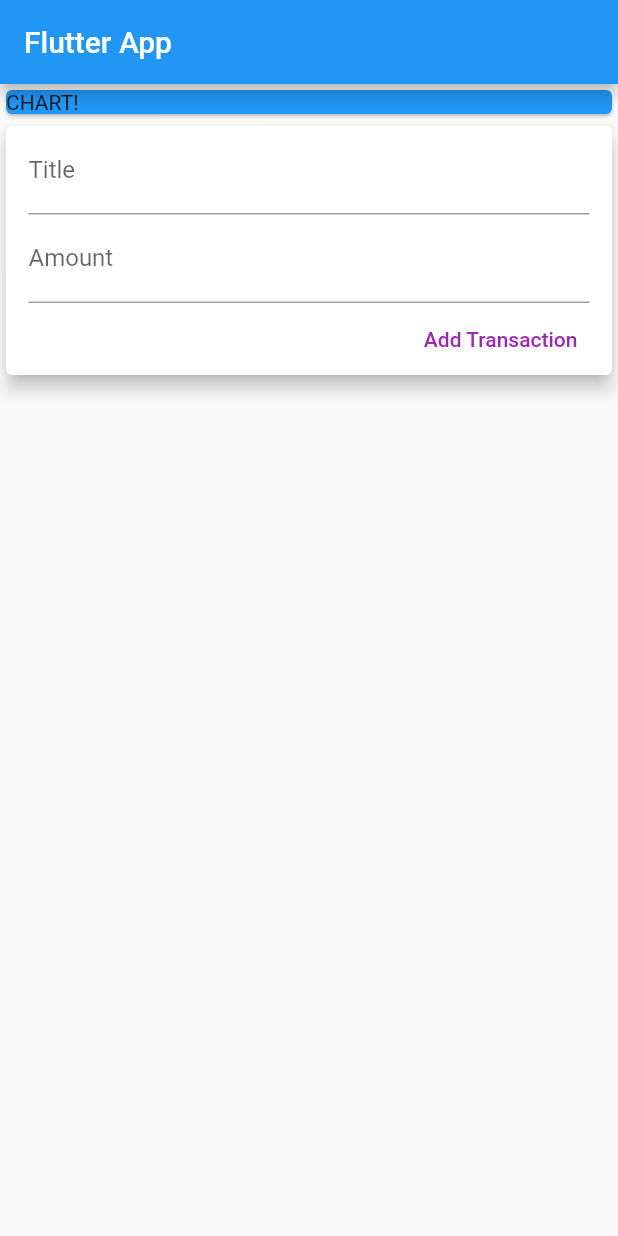
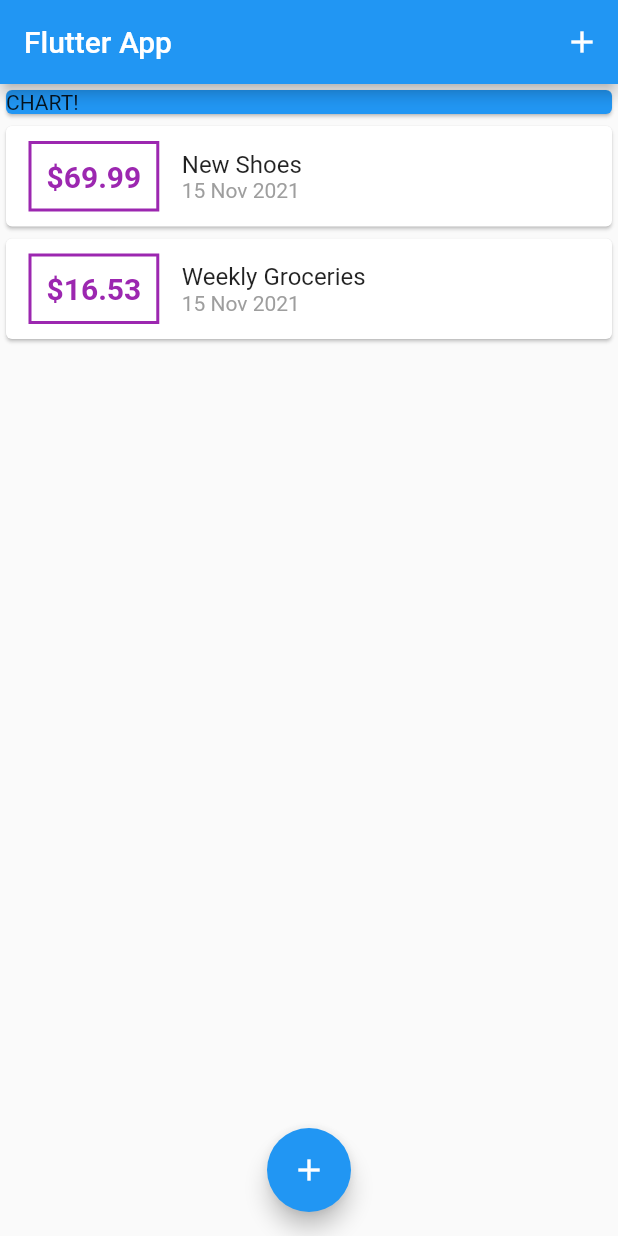
Before and after one commit to LodewykRoux/personal_Expenses, a Flutter app: the screen it shows after launch, on a phone screen of 412 x 824 dp. Run offline on Flutter 3.47's test engine with Material 2 defaults, Android fonts, the phone set to English and light mode, and no system bars.

Commit message:
added bottom modal sheet for adding transactions

```diff
--- a/lib/main.dart
+++ b/lib/main.dart
@@ -1,6 +1,7 @@
 import 'package:flutter/material.dart';
 import 'package:personal_expenses/models/transaction.dart';
-import 'package:personal_expenses/widgets/user_transactions.dart';
+import 'package:personal_expenses/widgets/new_transaction.dart';
+import 'package:personal_expenses/widgets/transaction_list.dart';
 
 void main() => runApp(const MyApp());
 
@@ -15,18 +16,66 @@ class MyApp extends StatelessWidget {
   }
 }
 
-class MyHomePage extends StatelessWidget {
+class MyHomePage extends StatefulWidget {
   MyHomePage({Key? key}) : super(key: key);
 
-  final List<Transaction> transactions = [];
+  @override
+  State<MyHomePage> createState() => _MyHomePageState();
+}
+
+class _MyHomePageState extends State<MyHomePage> {
+  final List<Transaction> _userTransactions = [
+    Transaction(
+      id: 't1',
+      title: 'New Shoes',
+      amount: 69.99,
+      date: DateTime.now(),
+    ),
+    Transaction(
+      id: 't2',
+      title: 'Weekly Groceries',
+      amount: 16.53,
+      date: DateTime.now(),
+    ),
+  ];
+
+  void _addNewTransaction(String title, double amount) {
+    final newTrans = Transaction(
+        id: DateTime.now().toString(),
+        title: title,
+        amount: amount,
+        date: DateTime.now());
+    setState(() {
+      _userTransactions.add(newTrans);
+    });
+  }
+
+  void startAddNewTransaction(BuildContext context) {
+    showModalBottomSheet(
+      context: context,
+      builder: (context) {
+        return GestureDetector(
+          child: NewTransaction(addTx: _addNewTransaction),
+          onTap: null,
+          behavior: HitTestBehavior.opaque,
+        );
+      },
+    );
+  }
 
   @override
   Widget build(BuildContext context) {
     return Scaffold(
       appBar: AppBar(
         title: const Text('Flutter App'),
+        actions: [
+          IconButton(
+              onPressed: () => startAddNewTransaction(context),
+              icon: const Icon(Icons.add))
+        ],
       ),
-      body: Column(
+      body: SingleChildScrollView(
+        child: Column(
           children: [
             Card(
               color: Colors.blue,
@@ -35,8 +84,16 @@ class MyHomePage extends StatelessWidget {
                 child: const Text('CHART!'),
               ),
             ),
-          const UserTransactions(),
+            TransactionList(
+              transactions: _userTransactions,
+            ),
           ],
+        ),
+      ),
+      floatingActionButtonLocation: FloatingActionButtonLocation.centerFloat,
+      floatingActionButton: FloatingActionButton(
+        onPressed: () => startAddNewTransaction(context),
+        child: const Icon(Icons.add),
       ),
     );
   }
--- a/lib/widgets/transaction_list.dart
+++ b/lib/widgets/transaction_list.dart
@@ -3,19 +3,22 @@ import 'package:intl/intl.dart';
 import 'package:personal_expenses/models/transaction.dart';
 
 class TransactionList extends StatelessWidget {
-  final List<Transaction> list = [];
-  TransactionList(list, {Key? key}) : super(key: key);
+  final List<Transaction> transactions;
+  const TransactionList({Key? key, required this.transactions})
+      : super(key: key);
 
   @override
   Widget build(BuildContext context) {
-    return Column(
-      children: list
-          .map((tx) => Card(
+    return SizedBox(
+      height: 300,
+      child: ListView.builder(
+        itemBuilder: (context, index) {
+          return Card(
             child: Row(
               children: [
                 Container(
-                      margin: const EdgeInsets.symmetric(
-                          vertical: 10, horizontal: 15),
+                  margin:
+                      const EdgeInsets.symmetric(vertical: 10, horizontal: 15),
                   decoration: BoxDecoration(
                     border: Border.all(
                       color: Colors.purple,
@@ -24,7 +27,7 @@ class TransactionList extends StatelessWidget {
                   ),
                   padding: const EdgeInsets.all(10),
                   child: Text(
-                        '\$${tx.amount}',
+                    '\$${transactions[index].amount.toStringAsFixed(2)}',
                     style: const TextStyle(
                         fontWeight: FontWeight.bold,
                         fontSize: 20,
@@ -35,14 +38,15 @@ class TransactionList extends StatelessWidget {
                   crossAxisAlignment: CrossAxisAlignment.start,
                   children: [
                     Text(
-                          tx.title,
+                      transactions[index].title,
                       style: const TextStyle(
                         fontSize: 16,
                         fontWeight: FontWeight.w400,
                       ),
                     ),
                     Text(
-                          DateFormat('dd MMM yyyy').format(tx.date),
+                      DateFormat('dd MMM yyyy')
+                          .format(transactions[index].date),
                       style: const TextStyle(
                         color: Colors.grey,
                       ),
@@ -51,8 +55,10 @@ class TransactionList extends StatelessWidget {
                 )
               ],
             ),
-              ))
-          .toList(),
+          );
+        },
+        itemCount: transactions.length,
+      ),
     );
   }
 }
--- a/lib/widgets/user_transactions.dart
+++ /dev/null
@@ -1,49 +0,0 @@
-import 'package:flutter/material.dart';
-import 'package:personal_expenses/models/transaction.dart';
-import 'package:personal_expenses/widgets/new_transaction.dart';
-import 'package:personal_expenses/widgets/transaction_list.dart';
-
-class UserTransactions extends StatefulWidget {
-  const UserTransactions({Key? key}) : super(key: key);
-
-  @override
-  _UserTransactionsState createState() => _UserTransactionsState();
-}
-
-class _UserTransactionsState extends State<UserTransactions> {
-  final List<Transaction> _userTransactions = [
-    Transaction(
-      id: 't1',
-      title: 'New Shoes',
-      amount: 69.99,
-      date: DateTime.now(),
-    ),
-    Transaction(
-      id: 't2',
-      title: 'Weekly Groceries',
-      amount: 16.53,
-      date: DateTime.now(),
-    ),
-  ];
-
-  void _addNewTransaction(String title, double amount) {
-    final newTrans = Transaction(
-        id: DateTime.now().toString(),
-        title: title,
-        amount: amount,
-        date: DateTime.now());
-    setState(() {
-      _userTransactions.add(newTrans);
-    });
-  }
-
-  @override
-  Widget build(BuildContext context) {
-    return Column(
-      children: [
-        NewTransaction(),
-        TransactionList(_userTransactions),
-      ],
-    );
-  }
-}
```
Also changed, not shown: lib/widgets/new_transaction.dart (+15 -3 lines). Lines whose indentation alone changed are shown as unchanged.
